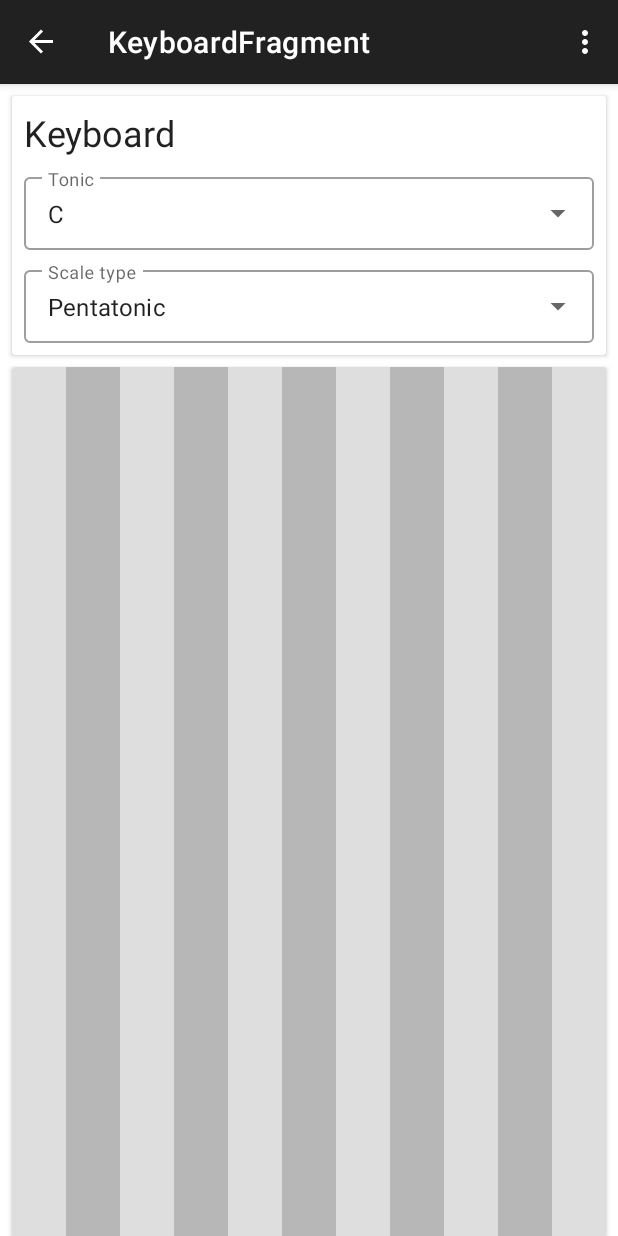
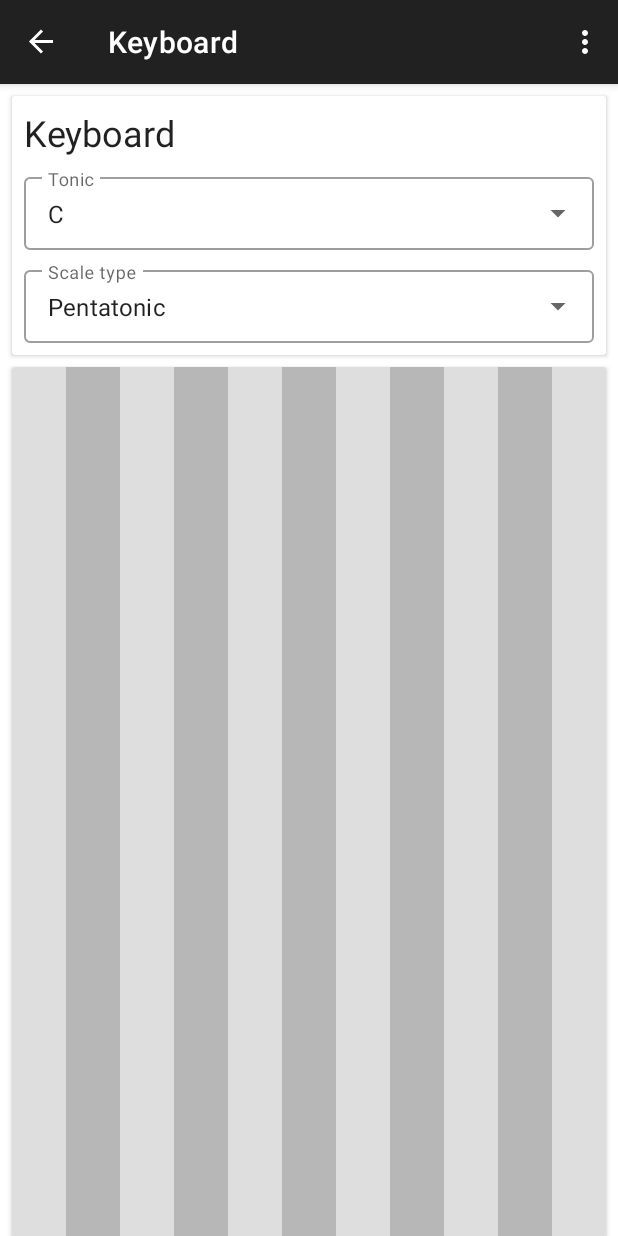
Before and after one commit to jonnyandrew/synth, an Android app: the screen it shows after launch (MainActivity), after a tap on "Keyboard", on a phone screen of 412 x 824 dp. Run offline under Robolectric (Android 15) with nearby library versions, the phone set to English and light mode, and no system bars; our stand-ins replace Dagger/Hilt's generated code, navigation-ui; 3 statements that could not run were skipped.

Commit message:
Fix keyboard screen title

```diff
--- a/app/src/main/res/navigation/synth_nav_graph.xml
+++ b/app/src/main/res/navigation/synth_nav_graph.xml
@@ -36,7 +36,7 @@
     <fragment
         android:id="@+id/keyboardFragment"
         android:name="com.flatmapdev.synth.keyboardUi.KeyboardFragment"
-        android:label="KeyboardFragment"
+        android:label="@string/keyboard_title"
         tools:layout="@layout/fragment_keyboard"
         />
 </navigation>
```
